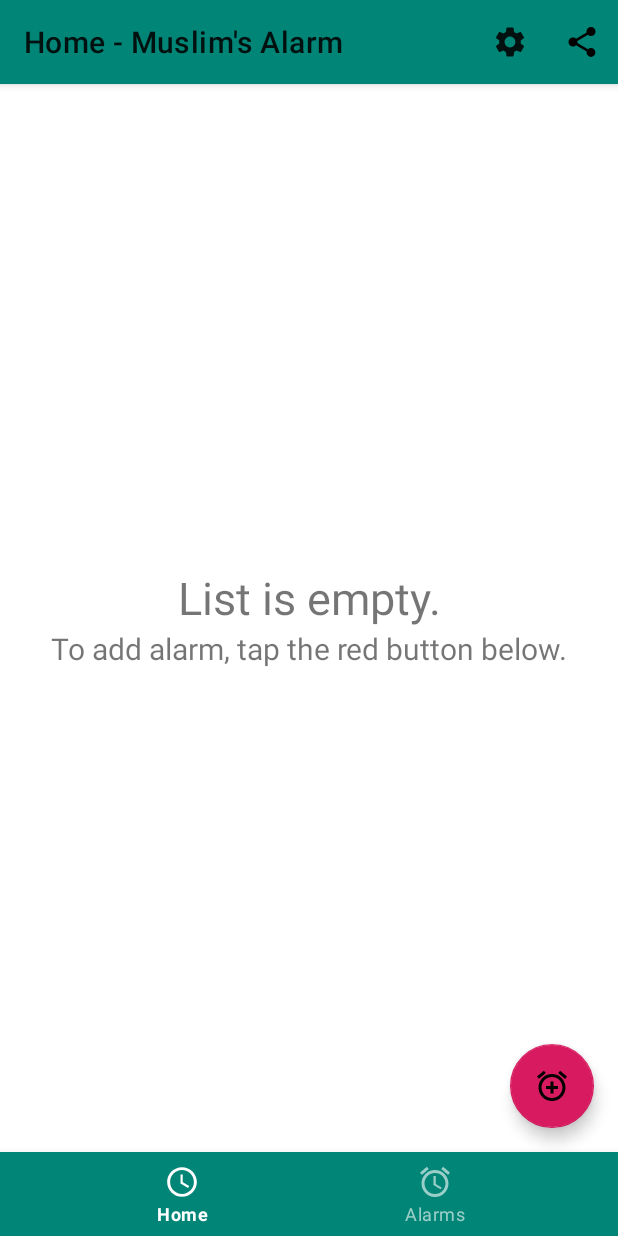
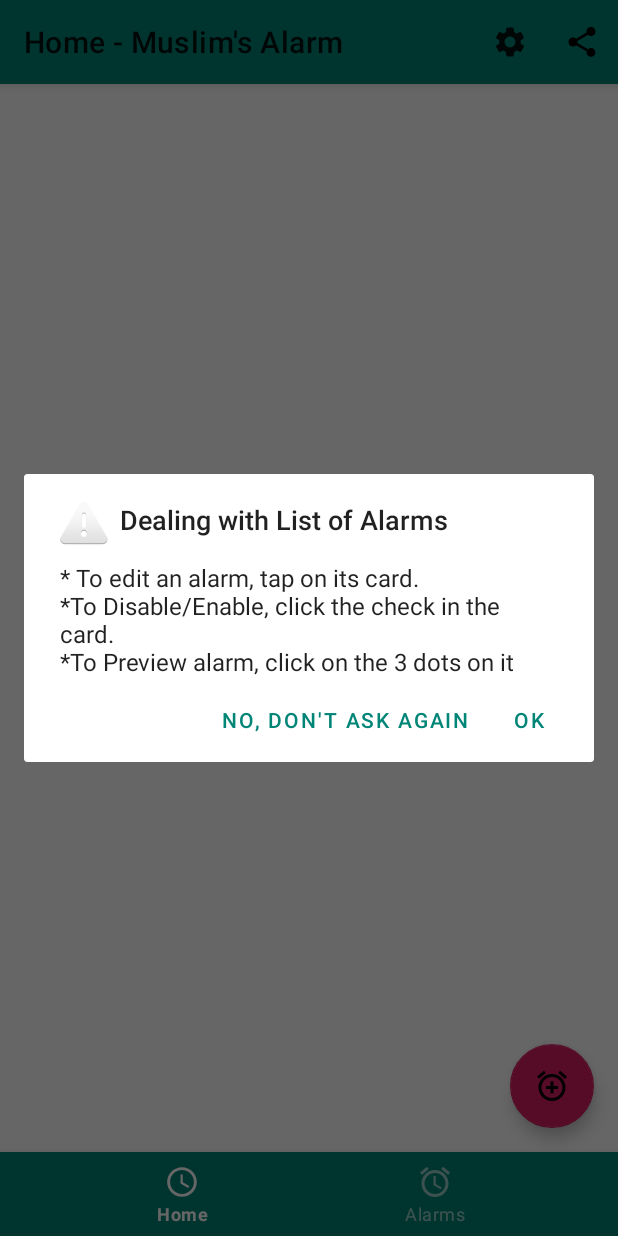
Before and after one commit to Mr-DDDAlKilanny/NoPrayerMiss, an Android app: the fragment AlarmsHomeFragment placed in its activity, on a phone screen of 412 x 824 dp. Run offline under Robolectric (Android 15) with nearby library versions, the phone set to English and light mode, and no system bars; our stand-ins replace Room's generated code, data binding; libraries missing offline, so code that uses them is left out: com.crashlytics.android.

Commit message:
Night Prayer

```diff
--- a/app/build.gradle
+++ b/app/build.gradle
@@ -10,8 +10,8 @@ android {
         applicationId "kilanny.muslimalarm"
         minSdkVersion 15
         targetSdkVersion 29
-        versionCode 15
-        versionName "1.4.0.0"
+        versionCode 16
+        versionName "1.4.0.1"
         testInstrumentationRunner "androidx.test.runner.AndroidJUnitRunner"
         multiDexEnabled true
         vectorDrawables.useSupportLibrary = true
--- a/app/src/main/java/kilanny/muslimalarm/activities/ShowAlarmActivity.java
+++ b/app/src/main/java/kilanny/muslimalarm/activities/ShowAlarmActivity.java
@@ -158,7 +158,11 @@ public class ShowAlarmActivity extends AppCompatActivity implements
     @Override
     protected void onStop() {
         super.onStop();
-        unregisterReceiver(mServiceMaxRingBroadcastReceiver);
+        try {
+            unregisterReceiver(mServiceMaxRingBroadcastReceiver);
+        } catch (Exception ex) {
+            ex.printStackTrace();
+        }
         if (!mServiceMaxRingDismissed && mBinder != null) {
             mBinder.getService().cancelAttemptingDismissAlarm(true);
         }
--- a/app/src/main/java/kilanny/muslimalarm/fragments/AlarmsHomeFragment.java
+++ b/app/src/main/java/kilanny/muslimalarm/fragments/AlarmsHomeFragment.java
@@ -4,6 +4,7 @@ package kilanny.muslimalarm.fragments;
 import android.content.ComponentName;
 import android.content.Context;
 import android.content.Intent;
+import android.content.SharedPreferences;
 import android.content.pm.PackageManager;
 import android.content.pm.ResolveInfo;
 import android.database.DataSetObserver;
@@ -27,6 +28,7 @@ import androidx.appcompat.app.AlertDialog;
 import androidx.core.view.ViewCompat;
 import androidx.databinding.DataBindingUtil;
 import androidx.fragment.app.Fragment;
+import androidx.preference.PreferenceManager;
 import androidx.swiperefreshlayout.widget.SwipeRefreshLayout;
 
 import com.google.android.material.floatingactionbutton.FloatingActionButton;
@@ -90,6 +92,17 @@ public class AlarmsHomeFragment extends Fragment {
                 .setDuration(1000)
                 .setInterpolator(new AccelerateDecelerateInterpolator())
                 .start();
+
+        SharedPreferences pref = PreferenceManager.getDefaultSharedPreferences(getContext());
+        if (!pref.getBoolean("noShowAlarmTutorial", false)) {
+            Utils.showConfirm(getContext(),
+                    getString(R.string.dealing_with_list_of_alarms),
+                    getString(R.string.toturial_alarms),
+                    getString(android.R.string.ok),
+                    getString(R.string.no_not_ask),
+                    null,
+                    (dialog, which) -> pref.edit().putBoolean("noShowAlarmTutorial", true).apply());
+        }
     }
 
     @Override
@@ -179,7 +192,6 @@ public class AlarmsHomeFragment extends Fragment {
 
     private void onDataSetObserved() {
         mView.findViewById(R.id.emptyLayout).setVisibility(mAdapter.getCount() > 0 ? View.GONE : View.VISIBLE);
-        mView.findViewById(R.id.tutorialLayout).setVisibility(mAdapter.getCount() == 1 ? View.VISIBLE : View.GONE);
     }
 
     @Override
--- a/app/src/main/java/kilanny/muslimalarm/util/PrayTime.java
+++ b/app/src/main/java/kilanny/muslimalarm/util/PrayTime.java
@@ -148,7 +148,7 @@ public class PrayTime {
         methodParams.put(KARACHI, Kvalues);
 
         // ISNA
-        double[] Ivalues = {15, 1, 0, 0, 15};
+        double[] Ivalues = {17.5, 1, 0, 0, 15};
         methodParams.put(ISNA, Ivalues);
 
         // MWL
--- a/app/src/main/res/layout/fragment_alarms.xml
+++ b/app/src/main/res/layout/fragment_alarms.xml
@@ -49,28 +49,6 @@
                 android:layout_height="wrap_content"
                 android:gravity="center"
                 android:text="@string/add_alarm_tab"
-                android:textSize="20sp" />
-        </LinearLayout>
-
-        <LinearLayout
-            android:id="@+id/tutorialLayout"
-            android:layout_width="match_parent"
-            android:layout_height="wrap_content"
-            android:layout_centerInParent="true"
-            android:orientation="vertical"
-            android:visibility="gone">
-
-            <TextView
-                android:layout_width="match_parent"
-                android:layout_height="wrap_content"
-                android:gravity="center"
-                android:text="@string/dealing_with_list_of_alarms"
-                android:textSize="30sp" />
-
-            <TextView
-                android:layout_width="match_parent"
-                android:layout_height="wrap_content"
-                android:text="@string/toturial_alarms"
                 android:textSize="20sp" />
         </LinearLayout>
 
--- a/build.gradle
+++ b/build.gradle
@@ -9,8 +9,8 @@ buildscript {
         }
     }
     dependencies {
-        classpath 'com.android.tools.build:gradle:3.6.3'
-        classpath 'com.trello:victor:1.0.0'
+        classpath 'com.android.tools.build:gradle:4.0.0'
+        classpath 'com.trello:victor:1.1.0'
         classpath 'com.google.gms:google-services:4.3.3'
         classpath 'io.fabric.tools:gradle:1.31.2'
 
```
Also changed, not shown: app/src/main/java/kilanny/muslimalarm/adapters/AlarmListAdapter.java (+12 -2 lines), app/src/main/java/kilanny/muslimalarm/services/AlarmRingingService.java (+38 -0 lines), app/src/main/java/kilanny/muslimalarm/util/AnalyticsTrackers.java (+10 -0 lines).
